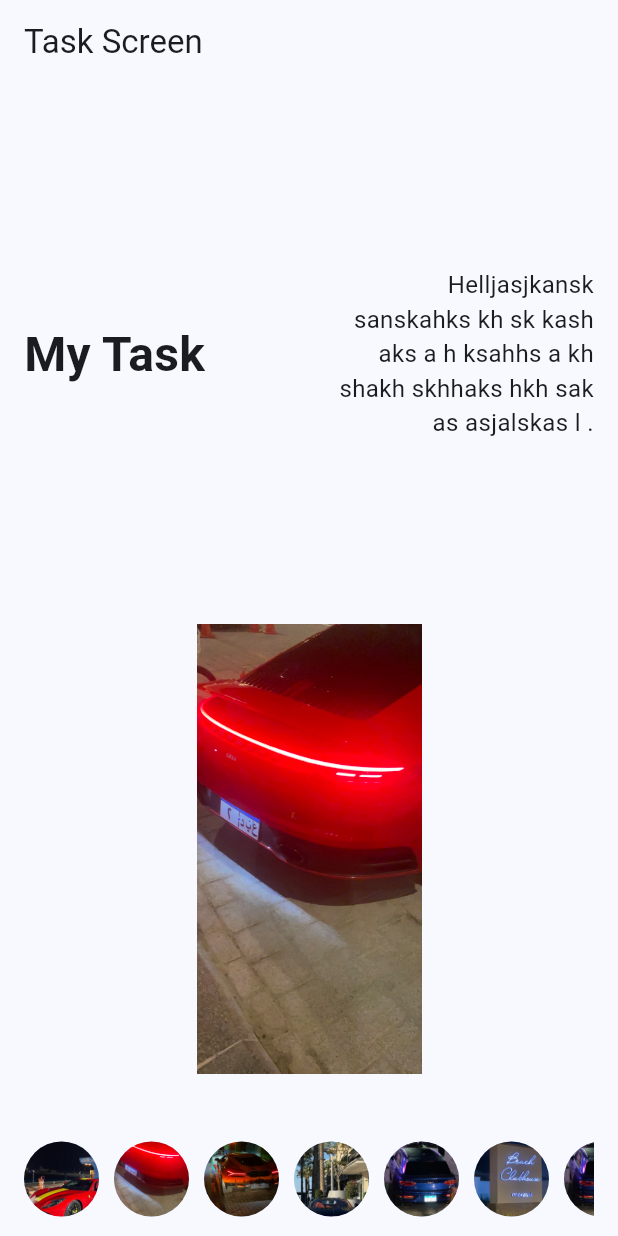
After one commit to RaafatDouban/section, a Flutter app: the TaskScreen screen opened directly, on a phone screen of 412 x 824 dp. The commit adds this screen. Run offline on Flutter 3.47's test engine with Material 3 defaults, Android fonts, the phone set to English and light mode, and no system bars; our stand-ins replace image_picker; accounts and stored records are empty; network calls fail.

Commit message:
done section task

```diff
--- a/lib/dashboard/nav_bar.dart
+++ b/lib/dashboard/nav_bar.dart
@@ -3,6 +3,7 @@ import 'package:flutter/material.dart';
 import '../Profile/profile_page/profile_page.dart';
 import '../Quote/Quote_screen.dart';
 import '../favourite/favourite_screen.dart';
+import '../task/task.dart';
 import 'dashboard_screen.dart';
 
 class NavBar extends StatefulWidget {
@@ -32,6 +33,7 @@ class _NavBarState extends State<NavBar> {
             FavouriteScreen(),
             QuoteScreen(),
             ProfilePage(),
+            TaskScreen(),
           ][_selectedIndex],
       bottomNavigationBar: NavigationBar(
         onDestinationSelected: (index) {
@@ -51,6 +53,7 @@ class _NavBarState extends State<NavBar> {
             label: "Quotes",
           ),
           NavigationDestination(icon: Icon(Icons.person), label: "Person"),
+          NavigationDestination(icon: Icon(Icons.laptop_mac), label: "Task"),
         ],
       ),
     );
--- /dev/null
+++ b/lib/task/task.dart
@@ -0,0 +1,105 @@
+import 'package:flutter/material.dart';
+
+class TaskScreen extends StatelessWidget {
+  @override
+  Widget build(BuildContext context) {
+    return Scaffold(
+      appBar: AppBar(title: Text('Task Screen')),
+      body: Column(
+        children: [
+          Expanded(
+            child: Row(
+              children: [
+                Expanded(
+                  child: Align(
+                    alignment: Alignment.centerLeft,
+                    child: Padding(
+                      padding: const EdgeInsets.all(16.0),
+                      child: Text(
+                        'My Task',
+                        style: TextStyle(
+                          fontSize: 32,
+                          fontWeight: FontWeight.bold,
+                        ),
+                      ),
+                    ),
+                  ),
+                ),
+                Expanded(
+                  child: Align(
+                    alignment: Alignment.centerRight,
+                    child: Padding(
+                      padding: const EdgeInsets.all(16.0),
+                      child: Text(
+                        'Helljasjkansk sanskahks kh sk kash aks a h ksahhs a kh shakh skhhaks hkh sak as asjalskas l .',
+                        textAlign: TextAlign.right,
+                        style: TextStyle(fontSize: 16),
+                      ),
+                    ),
+                  ),
+                ),
+              ],
+            ),
+          ),
+          Padding(
+            padding: const EdgeInsets.only(bottom: 32.0),
+            child: Image.asset(
+              'assets/porsche.jpeg',
+              height: 300,
+              width: 150,
+              fit: BoxFit.cover,
+            ),
+          ),
+          Padding(
+            padding: const EdgeInsets.symmetric(
+              horizontal: 16.0,
+              vertical: 8.0,
+            ),
+            child: SizedBox(
+              height: 60,
+              child: ListView(
+                scrollDirection: Axis.horizontal,
+                children: [
+                  CircleAvatar(
+                    radius: 25,
+                    backgroundImage: AssetImage('assets/rari.jpeg'),
+                  ),
+                  SizedBox(width: 10),
+                  CircleAvatar(
+                    radius: 25,
+                    backgroundImage: AssetImage('assets/porsche.jpeg'),
+                  ),
+                  SizedBox(width: 10),
+                  CircleAvatar(
+                    radius: 25,
+                    backgroundImage: AssetImage('assets/lambo.jpeg'),
+                  ),
+                  SizedBox(width: 10),
+                  CircleAvatar(
+                    radius: 25,
+                    backgroundImage: AssetImage('assets/bug.jpeg'),
+                  ),
+                  SizedBox(width: 10),
+                  CircleAvatar(
+                    radius: 25,
+                    backgroundImage: AssetImage('assets/bentley.jpeg'),
+                  ),
+                  SizedBox(width: 10),
+                  CircleAvatar(
+                    radius: 25,
+                    backgroundImage: AssetImage('assets/clubhouse.jpeg'),
+                  ),
+                  SizedBox(width: 10),
+                  CircleAvatar(
+                    radius: 25,
+                    backgroundImage: AssetImage('assets/bentley.jpeg'),
+                  ),
+                ],
+              ),
+            ),
+          ),
+        ],
+      ),
+    );
+  }
+}
```
Also changed, not shown: lib/dashboard/dashboard_screen.dart (+43 -4 lines), lib/favourite/favourite_screen.dart (+11 -10 lines), 11 other files.
